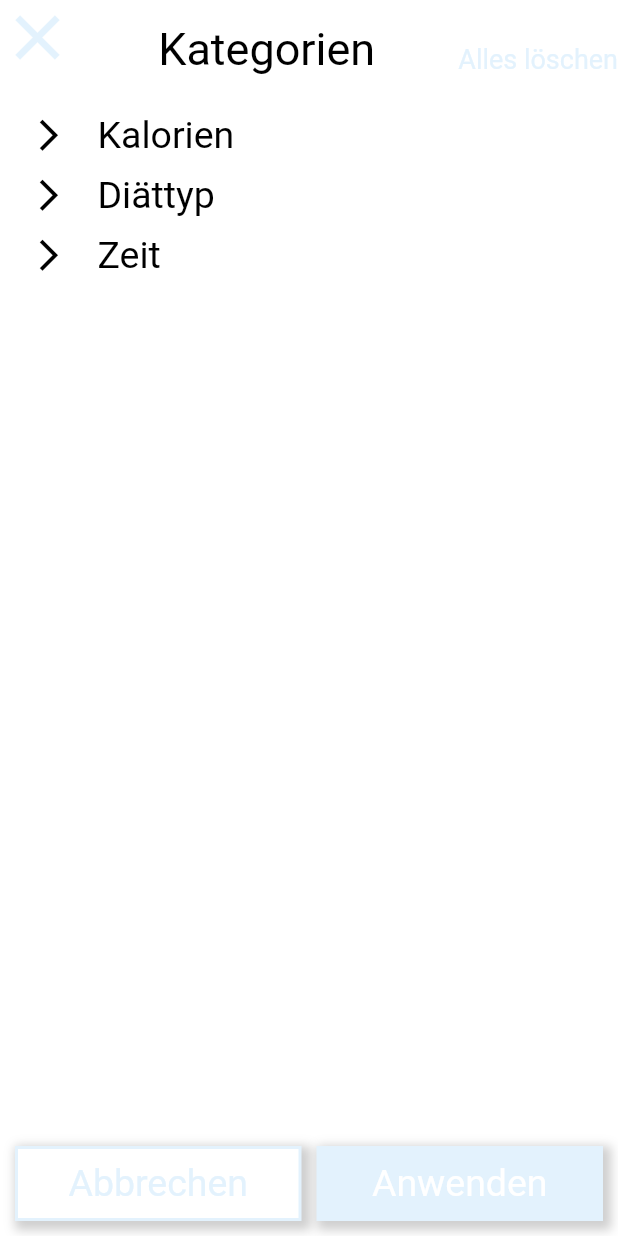
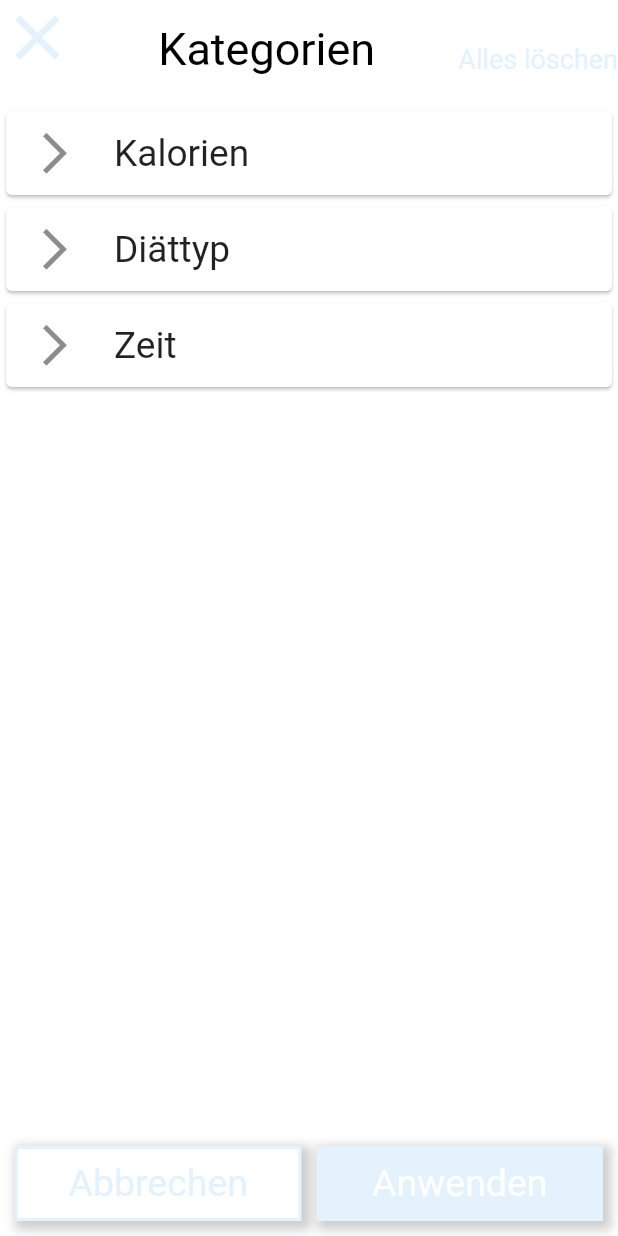
Before and after one commit to flogeiger/RecipeApp, a Flutter app: the Filtern screen opened directly, on a phone screen of 412 x 824 dp. Run offline on Flutter 3.47's test engine with Material 2 defaults, Android fonts, the phone set to English and light mode, and no system bars; our stand-ins replace auto_size_text, cloud_firestore, firebase_auth, firebase_core, fluttertoast, font_awesome_flutter and 3 more; accounts and stored records are empty; generated files the repository leaves out were written again.

Commit message:
First attempts of the Implementation of FilternLogic

```diff
--- a/lib/HomePage/Filtern/FilternCategory.dart
+++ b/lib/HomePage/Filtern/FilternCategory.dart
@@ -1,12 +1,9 @@
 class FilternCategory {
-  int userId;
-  String filterCategorytxt;
-  FilternCategory({this.userId, this.filterCategorytxt});
-  static List<FilternCategory> getFilternName() {
-    return <FilternCategory>[
-      FilternCategory(userId: 1, filterCategorytxt: 'Kalorien'),
-      FilternCategory(userId: 2, filterCategorytxt: 'Diättyp'),
-      FilternCategory(userId: 3, filterCategorytxt: 'Zeit'),
+  static List<String> getFilternName() {
+    return <String>[
+      'Kalorien',
+      'Diättyp',
+      'Zeit',
     ];
   }
 }
--- a/lib/HomePage/Filtern/FilternCategoryItem.dart
+++ /dev/null
@@ -1,59 +0,0 @@
-import 'FilternCategory.dart';
-import 'package:flutter/material.dart';
-
-class FilterCategoryItem extends StatefulWidget {
-  @override
-  _FilterCategoryItemState createState() => _FilterCategoryItemState();
-}
-
-class _FilterCategoryItemState extends State<FilterCategoryItem> {
-  FilternCategory selectedFiltern;
-  List<FilternCategory> listFiltern;
-  @override
-  void initState() {
-    super.initState();
-    listFiltern = FilternCategory.getFilternName();
-  }
-
-  List<Widget> createRadioListFiltern() {
-    List<Widget> widgets = [];
-    bool gotTap = false;
-    for (FilternCategory sortName in listFiltern) {
-      widgets.add(
-        Container(
-          height: 40,
-          child: Row(
-            children: <Widget>[
-              SizedBox(
-                width: 20,
-              ),
-              Icon(
-                Icons.arrow_forward_ios_outlined,
-                color: Colors.black,
-                size: 25,
-              ),
-              SizedBox(
-                width: 20,
-              ),
-              Text(
-                sortName.filterCategorytxt,
-                style: TextStyle(color: Colors.black, fontSize: 25),
-              ),
-            ],
-          ),
-          color: gotTap == false ? Colors.white : Colors.red,
-        ),
-      );
-    }
-    return widgets;
-  }
-
-  @override
-  Widget build(BuildContext context) {
-    return Expanded(
-      child: ListView(
-        children: createRadioListFiltern(),
-      ),
-    );
-  }
-}
--- /dev/null
+++ b/lib/HomePage/Filtern/FiternCategoryUI.dart
@@ -0,0 +1,49 @@
+import 'package:flutter/material.dart';
+import 'FilternCategory.dart';
+
+class FilterCategoryItemUI extends StatefulWidget {
+  @override
+  _FilterCategoryItemStateUI createState() => _FilterCategoryItemStateUI();
+}
+
+class _FilterCategoryItemStateUI extends State<FilterCategoryItemUI> {
+  FilternCategory selectedFiltern;
+  List<String> listFiltern;
+  @override
+  void initState() {
+    super.initState();
+    listFiltern = FilternCategory.getFilternName();
+  }
+
+  int selectedIndex = -1;
+  @override
+  Widget build(BuildContext context) {
+    return Expanded(
+      child: ListView.builder(
+          itemCount: listFiltern.length,
+          itemBuilder: (context, index) {
+            return Card(
+              child: ListTile(
+                leading: Icon(
+                  Icons.arrow_forward_ios_outlined,
+                  size: MediaQuery.of(context).size.height * 0.04,
+                ),
+                selected: selectedIndex == index ? true : false,
+                selectedTileColor: Theme.of(context).secondaryHeaderColor,
+                title: Text(
+                  listFiltern[index],
+                  style: TextStyle(
+                    fontSize: MediaQuery.of(context).size.height * 0.03,
+                  ),
+                ),
+                onTap: () {
+                  setState(() {
+                    selectedIndex = index;
+                  });
+                },
+              ),
+            );
+          }),
+    );
+  }
+}
--- a/lib/HomePage/Filtern/Listviewoptions.dart
+++ b/lib/HomePage/Filtern/Listviewoptions.dart
@@ -1,5 +1,5 @@
 import 'package:flutter/material.dart';
-import 'FilternCategoryItem.dart';
+import 'package:sample/HomePage/Filtern/FiternCategoryUI.dart';
 import 'ButtonFiltern.dart';
 import 'TopMenuBar.dart';
 import 'package:sample/HomePage/Filtern/AfterFilternOption/AfterFilterCategoryPage.dart';
@@ -22,7 +22,7 @@ class _FilternState extends State<Filtern> {
               SizedBox(
                 height: 20,
               ),
-              FilterCategoryItem(),
+              FilterCategoryItemUI(),
               Container(
                 child: Row(
                   children: <Widget>[
--- a/lib/models/PagesList.dart
+++ b/lib/models/PagesList.dart
@@ -10,7 +10,10 @@ import '../ProfilePage/ProfilePage.dart';
 class PageList {
   PageList();
   List<Widget> _pages = <Widget>[
-    HomePage(),
+    HomePage(
+      false,
+      null,
+    ),
     RecipesPage(),
     FavoritPage(),
     ChallengePage(),
--- /dev/null
+++ b/lib/models/RecipeList.dart
@@ -0,0 +1,5 @@
+import 'Recipe.dart';
+
+class RecipeList {
+  static List<Recipe> getRecipeList;
+}
```
Also changed, not shown: lib/HomePage/HomePage.dart (+13 -17 lines), lib/main.dart (+19 -5 lines).
